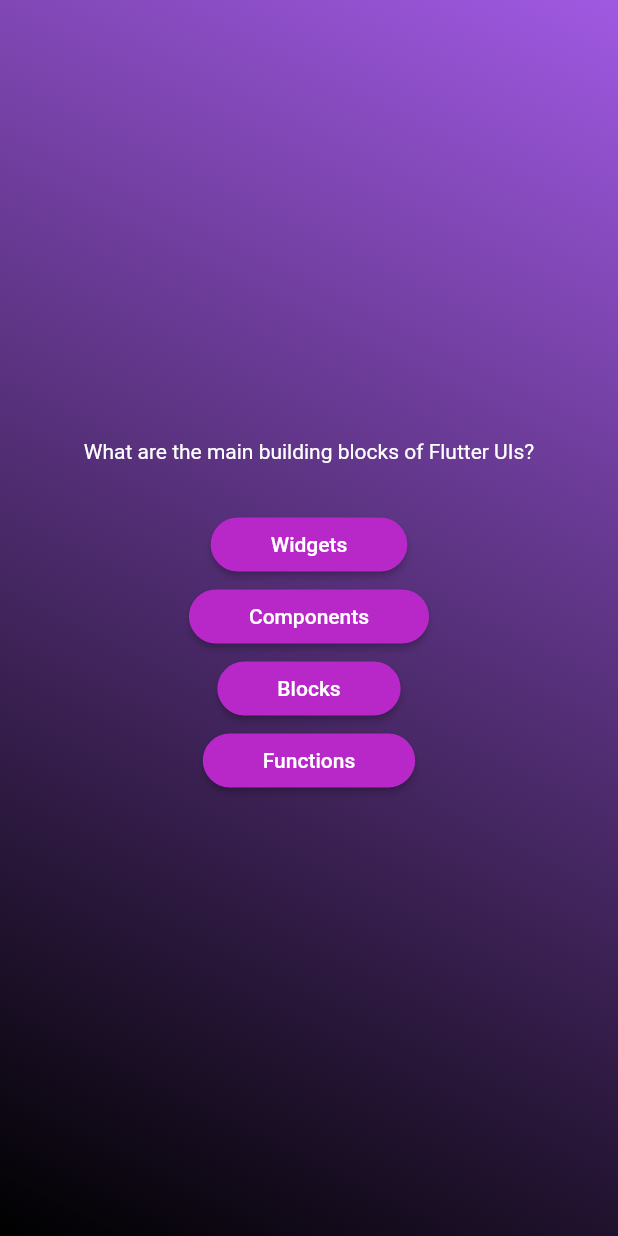
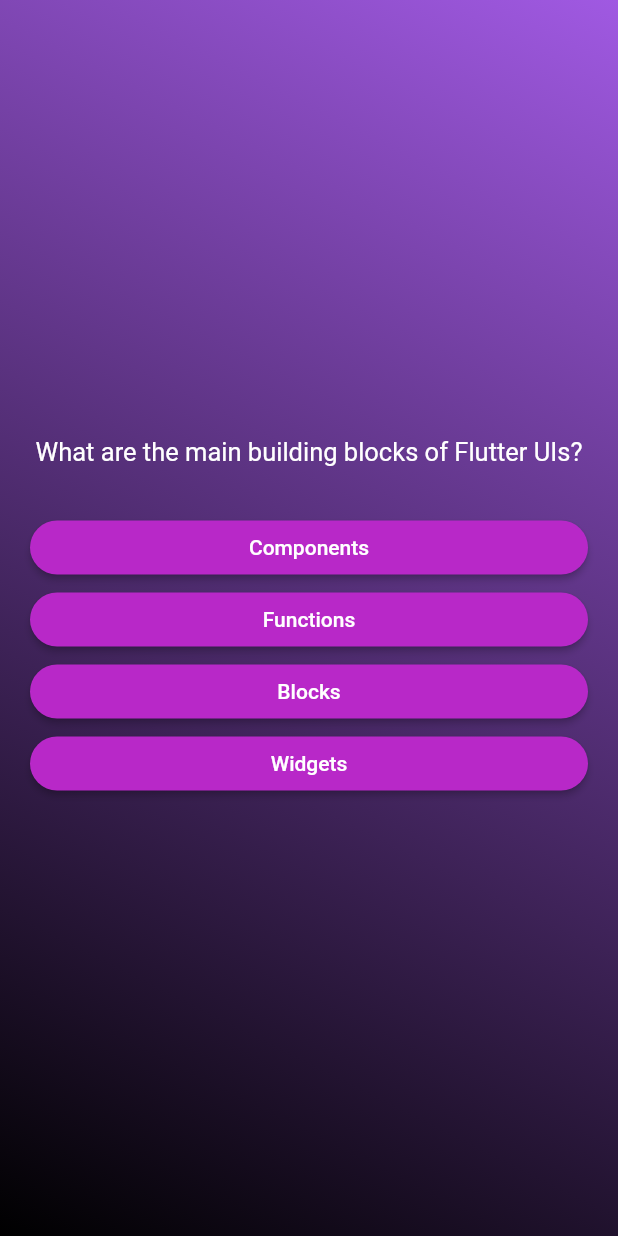
Before and after one commit to YOGESHnick/Quiz, a Flutter app: the screen it shows after launch, after a tap on "Get started", on a phone screen of 412 x 824 dp. Run offline on Flutter 3.47's test engine with Material 2 defaults, Android fonts, the phone set to English and light mode, and no system bars.

```diff
--- a/lib/models/quiz_questions.dart
+++ b/lib/models/quiz_questions.dart
@@ -2,4 +2,10 @@ class QuizQuestion {
   const QuizQuestion(this.text,this.answers);
   final String text;
   final List<String> answers;
+
+  List<String> getShuffledAnswers(){
+    final shuffledList = List.of(answers);     // List.of(answers) creates a list copy of answers
+    shuffledList.shuffle();// shuffles the list inplace, thats y we're copying original list here
+    return shuffledList;
+  }
 }
--- a/lib/questions_screen.dart
+++ b/lib/questions_screen.dart
@@ -20,20 +20,25 @@ class _QuestionsScreenState extends State<QuestionsScreen> {
     return SizedBox(
       width: double.infinity,
       child:
-        Column(
+        Container(
+          margin:const EdgeInsets.all(20),
+          child: Column(
             mainAxisAlignment: MainAxisAlignment.center,
+            crossAxisAlignment: CrossAxisAlignment.stretch,
             children: [
             Text(currentQuestion.text,
-          style: const TextStyle(color: Colors.white),
+            style: const TextStyle(color: Colors.white,fontSize: 17),
+            textAlign: TextAlign.center,
             ),
             const SizedBox(height: 30),
-          ...currentQuestion.answers.map((answer){     //here map converts string to AnswerButton ,
+            ...currentQuestion.getShuffledAnswers().map((answer){     //here map converts string to AnswerButton ,
             return AnswerButton(      //... adds the AnswerButton as individual widgets
               answerText: answer, onTap: (){}
               );
             }),
           ],
               ),
+        ),
     );
   }
 }
```
Lines whose indentation alone changed are shown as unchanged.
